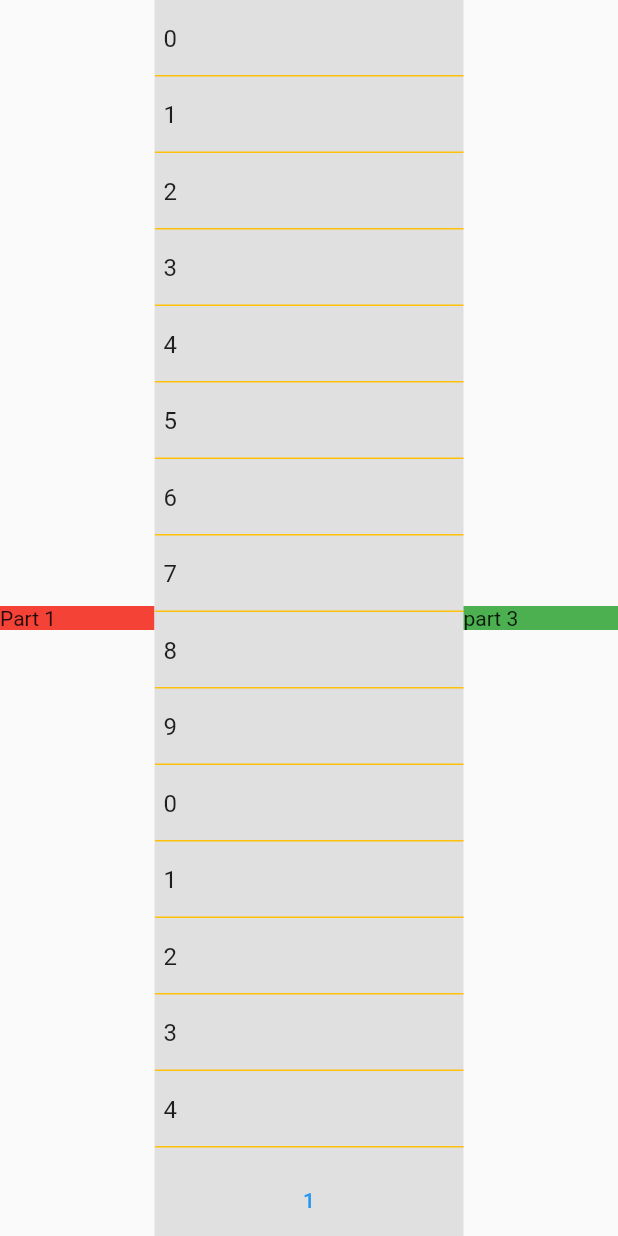
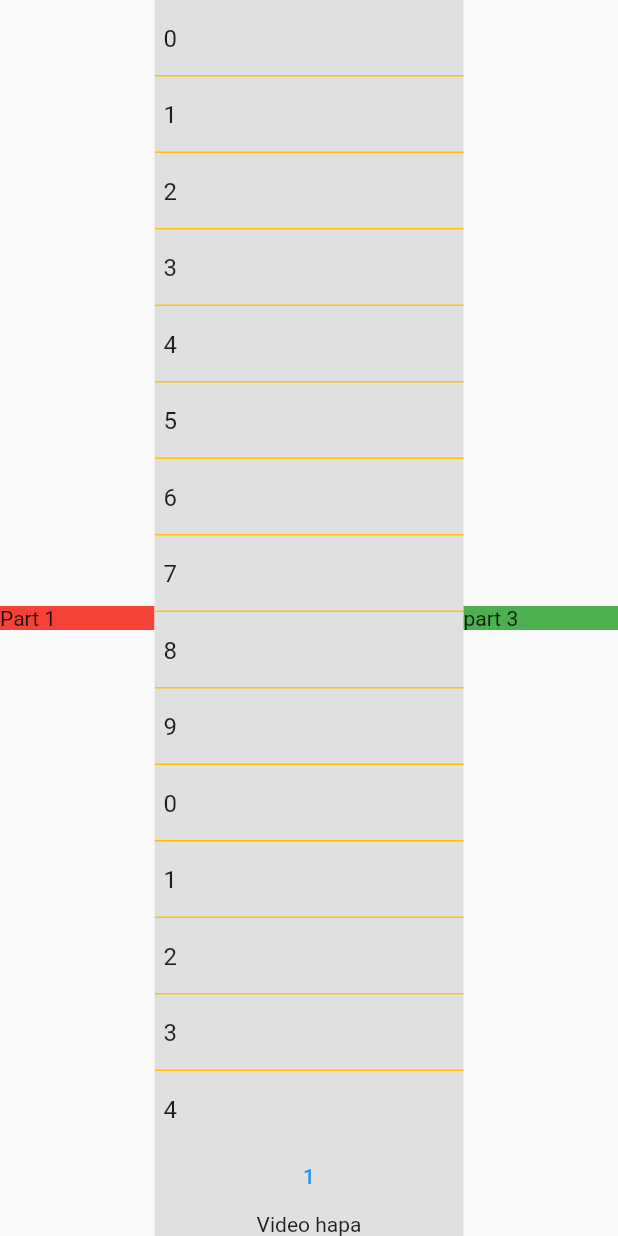
Before and after one commit to karanivincent/transcaption, a Flutter app: the screen it shows after launch, on a phone screen of 412 x 824 dp. Run offline on Flutter 3.47's test engine with Material 2 defaults, Android fonts, the phone set to English and light mode, and no system bars; our stand-ins replace flutter_riverpod.

```diff
--- a/lib/editor/section_two/section_two.dart
+++ b/lib/editor/section_two/section_two.dart
@@ -1,6 +1,6 @@
 import 'package:flutter/material.dart';
 import 'package:transcaption/editor/section_two/typing/typing.dart';
-import 'package:transcaption/editor/section_two/video.dart';
+import 'package:transcaption/editor/section_two/video_player/video.dart';
 
 class SectionTwo extends StatelessWidget {
   @override
--- a/lib/editor/section_two/video.dart
+++ b/lib/editor/section_two/video_player/video.dart
@@ -5,6 +5,7 @@ class VideoSection extends StatelessWidget {
   @override
   Widget build(BuildContext context) {
     return Container(
+      child: Text('Video hapa')
 
     );
   }
```
